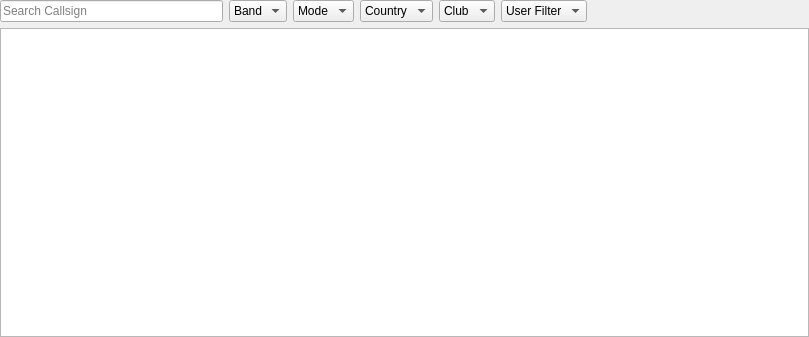
Before: the Qt Designer form ui/LogbookWidget.ui in k5mcd/QLog, drawn with Qt 5.
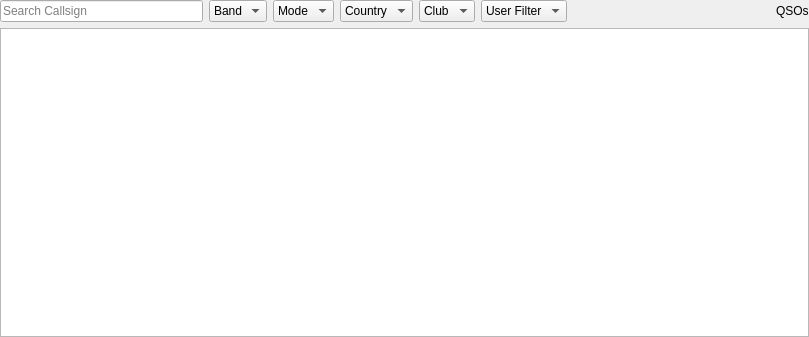
After: the same form once the commit is applied. Icons and pictures are not drawn. Custom widgets are drawn as their Qt base class.

Commit message: Fixed #374 - Added number of filtered QSOs

The edit to the form file:
```diff
--- a/ui/LogbookWidget.ui
+++ b/ui/LogbookWidget.ui
@@ -158,6 +158,13 @@
          </property>
         </spacer>
        </item>
+       <item>
+        <widget class="QLabel" name="filteredQSOsLabel">
+         <property name="text">
+          <string>QSOs</string>
+         </property>
+        </widget>
+       </item>
       </layout>
      </item>
      <item>
```
The commit also changes 2 other files.
